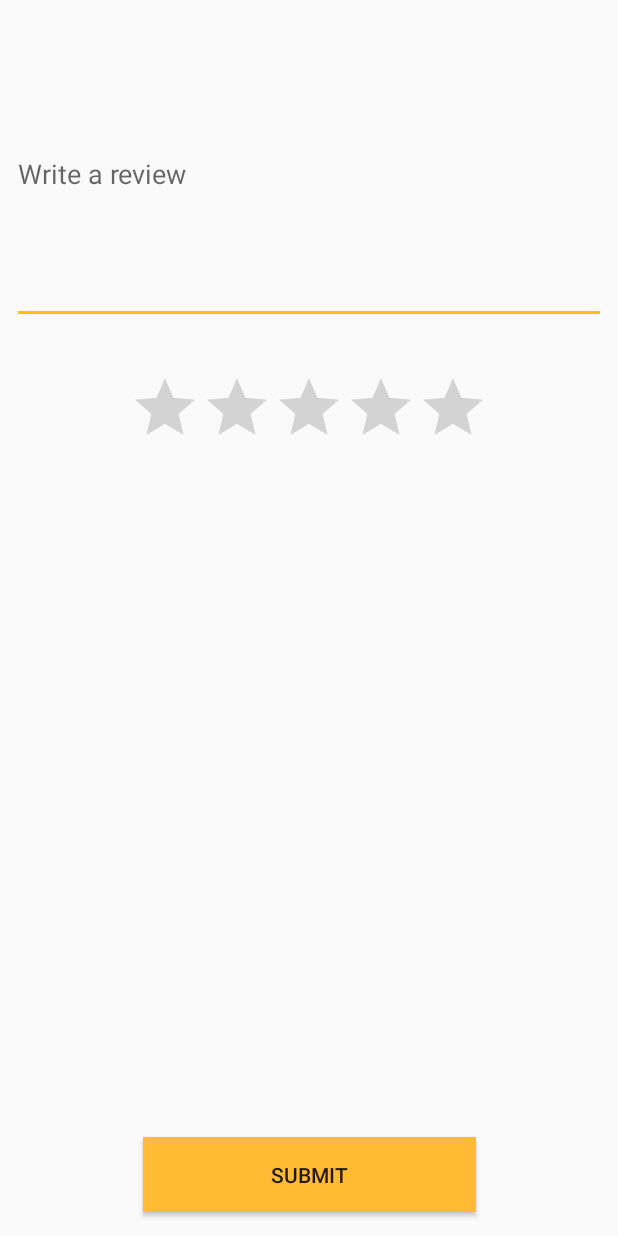
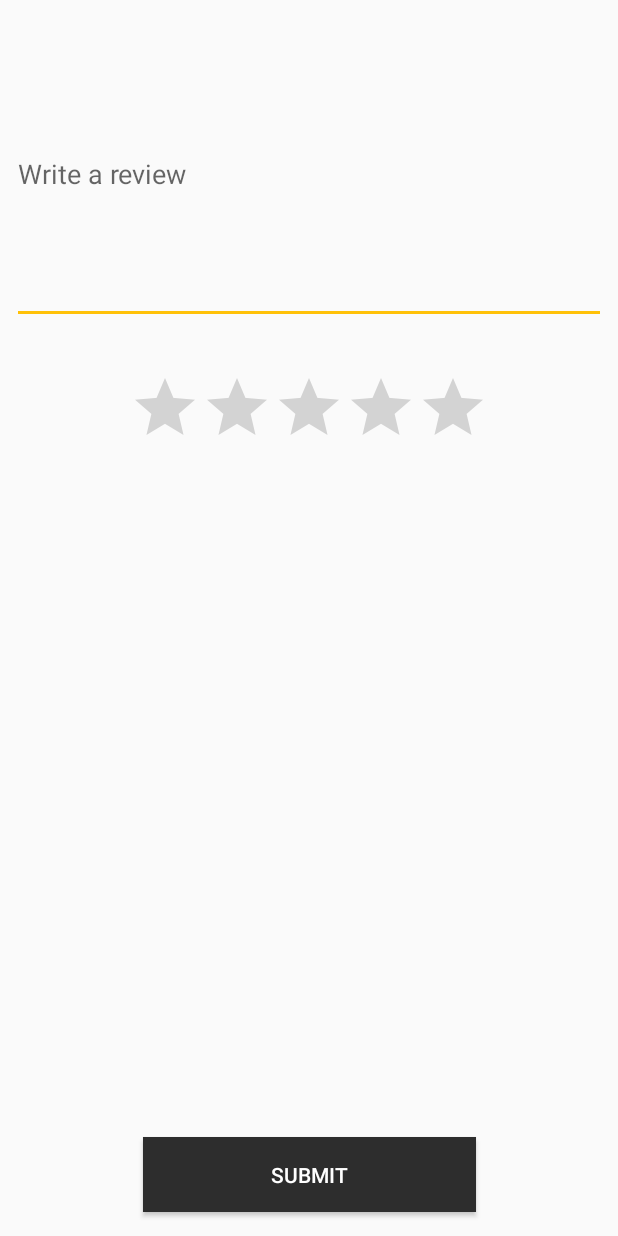
Before and after one commit to KobiShpak/eCommerceApp, an Android app: the ReviewActivity screen opened directly, with no data from a screen before it, on a phone screen of 412 x 824 dp. Run offline under Robolectric (Android 15) with nearby library versions, the phone set to English and light mode, and no system bars; our stand-ins replace Firebase (no records; nobody signed in at launch, a user with empty details on screens opened directly); 1 statement that could not run was skipped.

Commit message:
Change design

```diff
--- a/app/src/main/AndroidManifest.xml
+++ b/app/src/main/AndroidManifest.xml
@@ -17,7 +17,8 @@
         android:theme="@style/AppTheme">
         <activity
             android:name=".MainActivity"
-            android:screenOrientation="portrait">
+            android:screenOrientation="portrait"
+            android:theme="@style/Theme.AppCompat.Light.NoActionBar" >
             <intent-filter>
                 <action android:name="android.intent.action.MAIN" />
 
--- a/app/src/main/res/layout/activity_review.xml
+++ b/app/src/main/res/layout/activity_review.xml
@@ -41,9 +41,10 @@
         android:layout_marginStart="8dp"
         android:layout_marginEnd="8dp"
         android:layout_marginBottom="16dp"
-        android:background="@android:color/holo_orange_light"
+        android:background="@color/colorPrimary"
         android:onClick="onSubmitClick"
         android:text="@string/submit"
+        android:textColor="@color/white"
         app:layout_constraintBottom_toBottomOf="parent"
         app:layout_constraintEnd_toEndOf="parent"
         app:layout_constraintStart_toStartOf="parent" />
--- a/app/src/main/res/layout/item_book.xml
+++ b/app/src/main/res/layout/item_book.xml
@@ -11,6 +11,7 @@
         android:id="@+id/card_view_book"
         android:layout_width="match_parent"
         android:layout_height="120dp"
+        android:background="@color/darkGray"
         android:layout_gravity="center"
         android:layout_marginBottom="8dp"
         android:layout_marginTop="8dp"
--- a/app/src/main/res/layout/item_review.xml
+++ b/app/src/main/res/layout/item_review.xml
@@ -11,6 +11,7 @@
         android:layout_width="match_parent"
         android:layout_height="120dp"
         android:layout_gravity="center"
+        android:background="@color/darkGray"
         android:layout_marginBottom="8dp"
         android:layout_marginTop="8dp"
         android:elevation="16dp"
--- a/app/src/main/res/values/colors.xml
+++ b/app/src/main/res/values/colors.xml
@@ -1,7 +1,10 @@
 <?xml version="1.0" encoding="utf-8"?>
 <resources>
-    <color name="colorPrimary">#3b5998</color>
-    <color name="colorPrimaryDark">#303F9F</color>
+    <color name="colorPrimary">#2d2d2d</color>
+    <color name="colorPrimaryDark">#262626</color>
     <color name="colorAccent">#FFC107</color>
     <color name="colorEditTextError">#96d71e1e</color>
+    <color name="darkGray">#602d2d2d</color>
+    <color name="white">#ffffff</color>
+
 </resources>
```
Also changed, not shown: app/src/main/java/com/example/kobishpak/hw01/AllProductsActivity.java (+6 -5 lines), app/src/main/res/layout/activity_book_details.xml (+6 -4 lines), app/src/main/res/layout/activity_main.xml (+10 -7 lines), app/src/main/res/menu/drawer_layout.xml (deleted, +0 -13 lines), app/src/main/res/values/strings.xml (+4 -4 lines).
